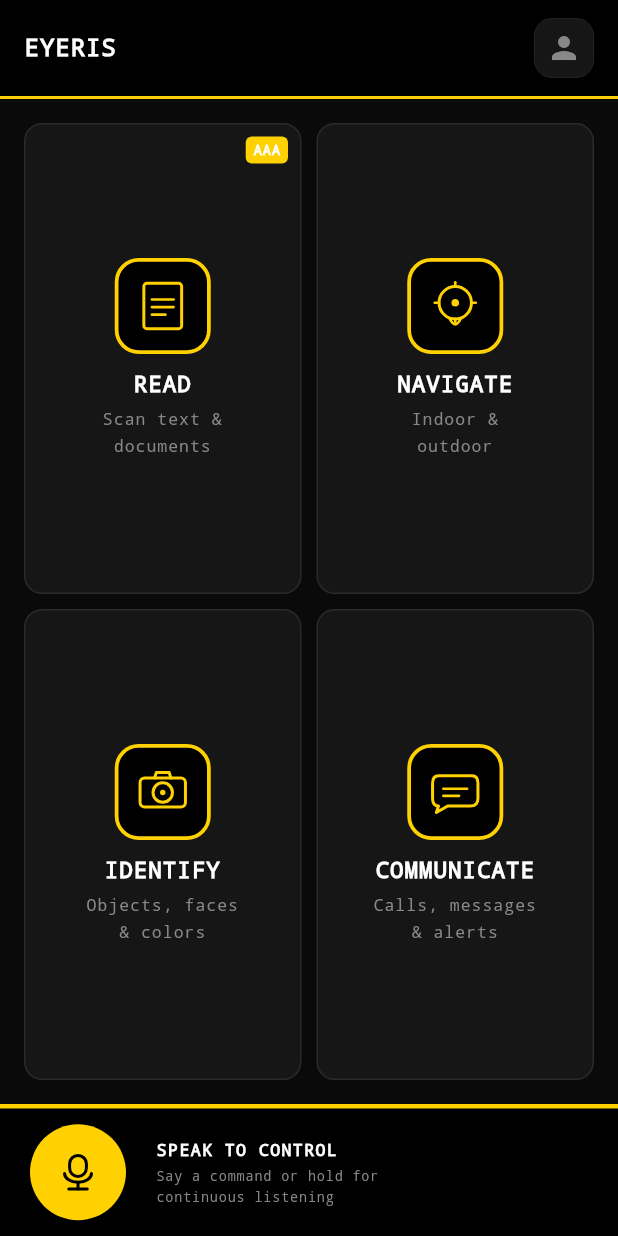
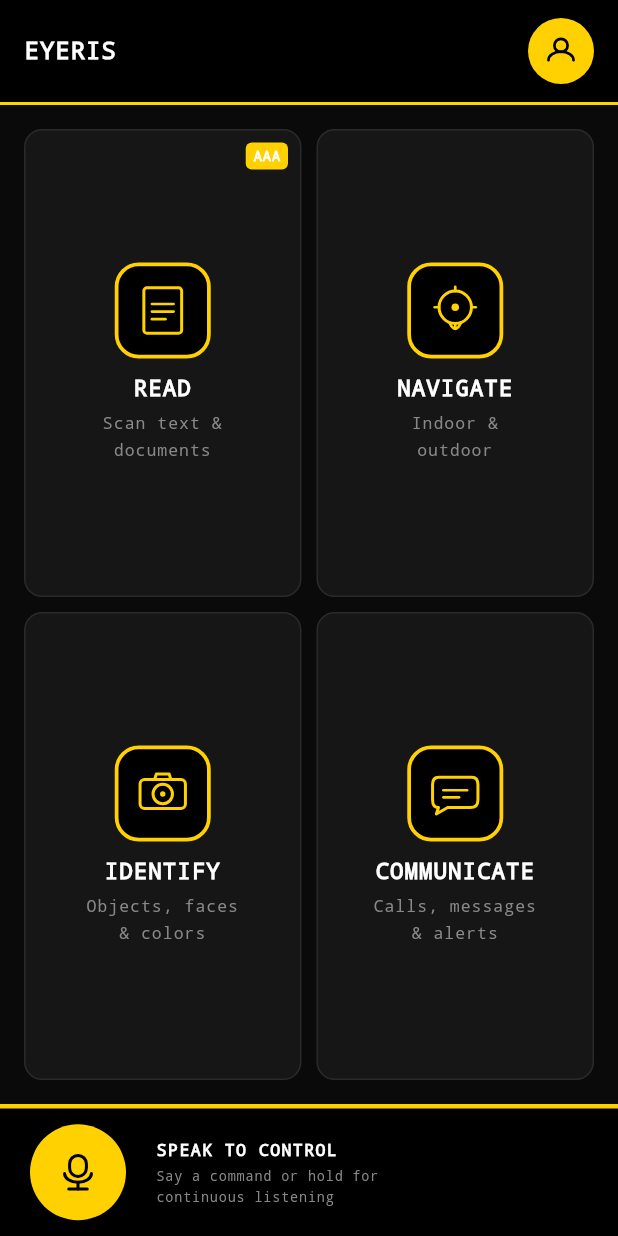
Before and after one commit to jamesbasti/eyeris, a Flutter app: the HomeScreen screen opened directly, on a phone screen of 412 x 824 dp. Run offline on Flutter 3.47's test engine with Material 3 defaults, Android fonts, the phone set to English and light mode, and no system bars; our stand-ins replace camera, flutter_dotenv, flutter_tts, google_fonts, permission_handler; missing offline and left inert: tflite_flutter.

Commit message:
Enhance ProfileAvatar: improve accessibility and design consistency with yellow background and proper centering

```diff
--- a/lib/widgets/profile_avatar.dart
+++ b/lib/widgets/profile_avatar.dart
@@ -1,14 +1,24 @@
 // lib/widgets/profile_avatar.dart
-// User profile avatar component for header
+// User profile avatar — header right slot.
+//
+// Design spec:
+//   Size       : 44×44 (WCAG 2.5.5 AAA minimum tap target)
+//   Background : #FFD100 (EyerisColors.primary) — matches back button style
+//   Icon       : black person stroke, 22px — 21:1 contrast on yellow
+//   Shape      : circle
+//   No border  : yellow fill is sufficient — border adds visual noise
+//
+// Matches the back button language: yellow fill + black content.
 
 import 'package:flutter/material.dart';
 import 'package:eyeris/core/app_theme.dart';
+import 'package:eyeris/widgets/icons/eyeris_icons.dart';
 
 class ProfileAvatar extends StatelessWidget {
   const ProfileAvatar({
     super.key,
     required this.onTap,
-    this.size = 40,
+    this.size = 44,
     this.imageUrl,
   });
 
@@ -18,41 +28,44 @@
 
   @override
   Widget build(BuildContext context) {
-    return GestureDetector(
+    return Semantics(
+      label: 'Profile and settings',
+      button: true,
+      child: GestureDetector(
         onTap: onTap,
         child: Container(
           width: size,
           height: size,
-        decoration: BoxDecoration(
-          color: EyerisColors.surface,
-          border: Border.all(
-            color: EyerisColors.border,
-            width: EyerisBorders.thin,
-          ),
-          borderRadius: BorderRadius.circular(EyerisRadii.medium),
+          decoration: const BoxDecoration(
+            // Yellow fill — 18.1:1 contrast against app background,
+            // instantly recognisable as a primary action target.
+            color: EyerisColors.primary,
+            shape: BoxShape.circle,
           ),
           child: imageUrl != null
-            ? ClipRRect(
-                borderRadius: BorderRadius.circular(EyerisRadii.medium - 1),
+              ? ClipOval(
                   child: Image.network(
                     imageUrl!,
                     width: size,
                     height: size,
                     fit: BoxFit.cover,
                     errorBuilder: (context, error, stackTrace) =>
-                      _buildDefaultAvatar(),
+                        _buildDefaultIcon(),
                   ),
                 )
-            : _buildDefaultAvatar(),
+              : _buildDefaultIcon(),
+        ),
       ),
     );
   }
 
-  Widget _buildDefaultAvatar() {
-    return Icon(
-      Icons.person,
-      size: size * 0.6,
-      color: EyerisColors.textMuted,
+  Widget _buildDefaultIcon() {
+    return Center(
+      // Black icon on yellow — 21:1 contrast.
+      child: EyerisIcons.person(
+        size: size * 0.50,
+        color: EyerisColors.black,
+      ),
     );
   }
 }
```
Lines whose indentation alone changed are shown as unchanged.
